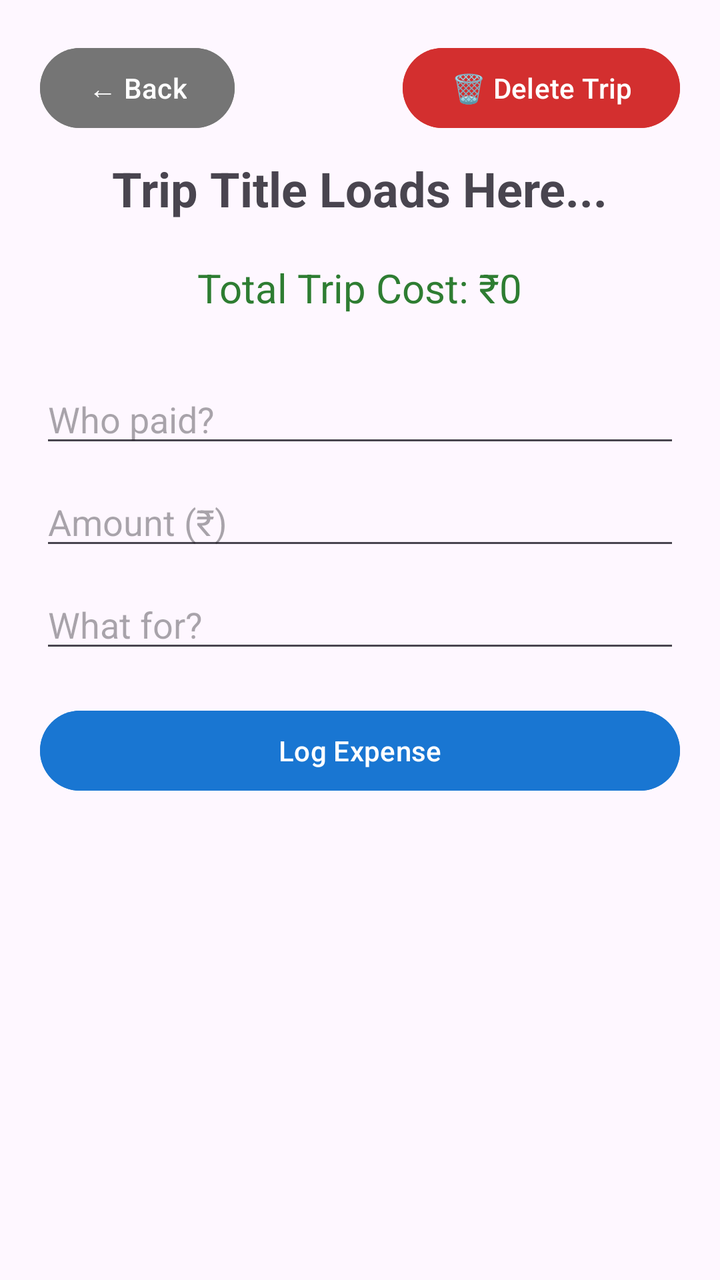
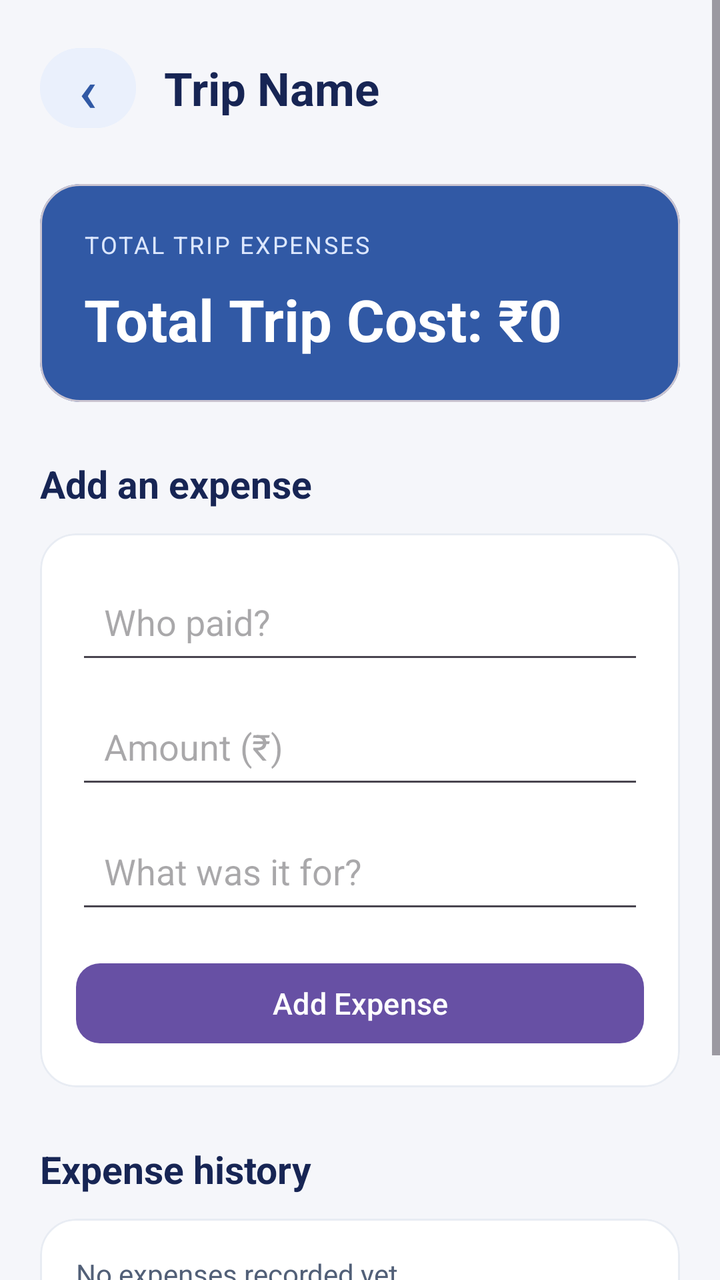

Before-and-after screenshots of an Android layout around one commit, followed by the original layout XML and the change that was made.
<!-- AndroidManifest.xml: application theme Theme.SplitTrip -->
<!-- res/layout/activity_main.xml -->
<?xml version="1.0" encoding="utf-8"?>
<LinearLayout xmlns:android="http://schemas.android.com/apk/res/android"
    android:layout_width="match_parent"
    android:layout_height="match_parent"
    android:orientation="vertical"
    android:padding="20dp"
    android:gravity="center_horizontal">

    
    <LinearLayout
        android:layout_width="match_parent"
        android:layout_height="wrap_content"
        android:orientation="horizontal"
        android:layout_marginBottom="10dp">

        <Button
            android:id="@+id/backButton"
            android:layout_width="wrap_content"
            android:layout_height="wrap_content"
            android:text="← Back"
            android:backgroundTint="#757575"/>

        
        <View
            android:layout_width="0dp"
            android:layout_height="0dp"
            android:layout_weight="1"/>

        <Button
            android:id="@+id/deleteTripButton"
            android:layout_width="wrap_content"
            android:layout_height="wrap_content"
            android:text="🗑️ Delete Trip"
            android:backgroundTint="#D32F2F"
            android:textColor="#FFFFFF"/>
    </LinearLayout>

    <TextView
        android:id="@+id/tripTitleText"
        android:layout_width="wrap_content"
        android:layout_height="wrap_content"
        android:text="Trip Title Loads Here..."
        android:textSize="24sp"
        android:textStyle="bold"
        android:layout_marginBottom="20dp"/>

    <TextView
        android:id="@+id/totalSpentText"
        android:layout_width="wrap_content"
        android:layout_height="wrap_content"
        android:text="Total Trip Cost: ₹0"
        android:textSize="20sp"
        android:textColor="#2E7D32"
        android:layout_marginBottom="30dp"/>

    <EditText
        android:id="@+id/payerInput"
        android:layout_width="match_parent"
        android:layout_height="wrap_content"
        android:hint="Who paid?"
        android:layout_marginBottom="10dp"/>

    <EditText
        android:id="@+id/amountInput"
        android:layout_width="match_parent"
        android:layout_height="wrap_content"
        android:hint="Amount (₹)"
        android:inputType="numberDecimal"
        android:layout_marginBottom="10dp"/>

    <EditText
        android:id="@+id/descInput"
        android:layout_width="match_parent"
        android:layout_height="wrap_content"
        android:hint="What for?"
        android:layout_marginBottom="20dp"/>

    <Button
        android:id="@+id/addExpenseButton"
        android:layout_width="match_parent"
        android:layout_height="wrap_content"
        android:text="Log Expense"
        android:backgroundTint="#1976D2"/>

    <ScrollView
        android:layout_width="match_parent"
        android:layout_height="0dp"
        android:layout_weight="1"
        android:layout_marginTop="20dp">

        <TextView
            android:id="@+id/expenseLogText"
            android:layout_width="match_parent"
            android:layout_height="wrap_content"
            android:textSize="16sp"/>
    </ScrollView>
</LinearLayout>
<!-- resources referenced by this layout -->
<resources>
  <style name="Theme.SplitTrip" parent="Base.Theme.SplitTrip" />
  <style name="Base.Theme.SplitTrip" parent="Theme.Material3.DayNight.NoActionBar">
          
          
      </style>
</resources>

<!-- the commit's change to res/layout/activity_main.xml (unified diff, before → after) -->
@@ -1,97 +1,203 @@
 <?xml version="1.0" encoding="utf-8"?>
-<LinearLayout xmlns:android="http://schemas.android.com/apk/res/android"
+<ScrollView
+    xmlns:android="http://schemas.android.com/apk/res/android"
+    xmlns:app="http://schemas.android.com/apk/res-auto"
     android:layout_width="match_parent"
     android:layout_height="match_parent"
-    android:orientation="vertical"
-    android:padding="20dp"
-    android:gravity="center_horizontal">
-
-    
+    android:background="#F5F6FA"
+    android:fillViewport="true">
+
     <LinearLayout
         android:layout_width="match_parent"
         android:layout_height="wrap_content"
-        android:orientation="horizontal"
-        android:layout_marginBottom="10dp">
-
-        <Button
-            android:id="@+id/backButton"
-            android:layout_width="wrap_content"
-            android:layout_height="wrap_content"
-            android:text="← Back"
-            android:backgroundTint="#757575"/>
-
-        
-        <View
-            android:layout_width="0dp"
-            android:layout_height="0dp"
-            android:layout_weight="1"/>
-
-        <Button
+        android:orientation="vertical"
+        android:padding="20dp">
+
+        
+        <LinearLayout
+            android:layout_width="match_parent"
+            android:layout_height="wrap_content"
+            android:gravity="center_vertical"
+            android:orientation="horizontal"
+            android:layout_marginBottom="24dp">
+
+            <Button
+                android:id="@+id/backButton"
+                android:layout_width="48dp"
+                android:layout_height="48dp"
+                android:minWidth="0dp"
+                android:minHeight="0dp"
+                android:text="‹"
+                android:textSize="30sp"
+                android:textColor="#3159A5"
+                android:backgroundTint="#EAF0FC"
+                android:padding="0dp" />
+
+            <TextView
+                android:id="@+id/tripTitleText"
+                android:layout_width="0dp"
+                android:layout_height="wrap_content"
+                android:layout_weight="1"
+                android:layout_marginStart="14dp"
+                android:text="Trip Name"
+                android:textSize="23sp"
+                android:textStyle="bold"
+                android:textColor="#172554"
+                android:maxLines="1"
+                android:ellipsize="end" />
+
+        </LinearLayout>
+
+        
+        <com.google.android.material.card.MaterialCardView
+            android:layout_width="match_parent"
+            android:layout_height="wrap_content"
+            app:cardCornerRadius="20dp"
+            app:cardElevation="0dp"
+            app:cardBackgroundColor="#3159A5">
+
+            <LinearLayout
+                android:layout_width="match_parent"
+                android:layout_height="wrap_content"
+                android:orientation="vertical"
+                android:padding="22dp">
+
+                <TextView
+                    android:layout_width="wrap_content"
+                    android:layout_height="wrap_content"
+                    android:text="TOTAL TRIP EXPENSES"
+                    android:textColor="#DCE7FF"
+                    android:textSize="12sp"
+                    android:letterSpacing="0.08" />
+
+                <TextView
+                    android:id="@+id/totalSpentText"
+                    android:layout_width="match_parent"
+                    android:layout_height="wrap_content"
+                    android:text="Total Trip Cost: ₹0"
+                    android:textColor="#FFFFFF"
+                    android:textSize="29sp"
+                    android:textStyle="bold"
+                    android:layout_marginTop="10dp" />
+
+            </LinearLayout>
+
+        </com.google.android.material.card.MaterialCardView>
+
+        
+        <TextView
+            android:layout_width="match_parent"
+            android:layout_height="wrap_content"
+            android:text="Add an expense"
+            android:textColor="#172554"
+            android:textSize="19sp"
+            android:textStyle="bold"
+            android:layout_marginTop="28dp"
+            android:layout_marginBottom="12dp" />
+
+        <com.google.android.material.card.MaterialCardView
+            android:layout_width="match_parent"
+            android:layout_height="wrap_content"
+            app:cardCornerRadius="18dp"
+            app:cardElevation="0dp"
+            app:strokeWidth="1dp"
+            app:strokeColor="#E8ECF3"
+            app:cardBackgroundColor="#FFFFFF">
+
+            <LinearLayout
+                android:layout_width="match_parent"
+                android:layout_height="wrap_content"
+                android:orientation="vertical"
+                android:padding="18dp">
+
+                <EditText
+                    android:id="@+id/payerInput"
+                    android:layout_width="match_parent"
+                    android:layout_height="wrap_content"
+                    android:hint="Who paid?"
+                    android:singleLine="true"
+                    android:inputType="textCapWords"
+                    android:padding="14dp" />
+
+                <EditText
+                    android:id="@+id/amountInput"
+                    android:layout_width="match_parent"
+                    android:layout_height="wrap_content"
+                    android:hint="Amount (₹)"
+                    android:singleLine="true"
+                    android:inputType="numberDecimal"
+                    android:layout_marginTop="10dp"
+                    android:padding="14dp" />
+
+                <EditText
+                    android:id="@+id/descInput"
+                    android:layout_width="match_parent"
+                    android:layout_height="wrap_content"
+                    android:hint="What was it for?"
+                    android:singleLine="true"
+                    android:inputType="textCapSentences"
+                    android:layout_marginTop="10dp"
+                    android:padding="14dp" />
+
+                <com.google.android.material.button.MaterialButton
+                    android:id="@+id/addExpenseButton"
+                    android:layout_width="match_parent"
+                    android:layout_height="wrap_content"
+                    android:text="Add Expense"
+                    android:textAllCaps="false"
+                    android:textSize="15sp"
+                    android:layout_marginTop="16dp"
+                    app:cornerRadius="12dp" />
+
+            </LinearLayout>
+
+        </com.google.android.material.card.MaterialCardView>
+
+        
+        <TextView
+            android:layout_width="match_parent"
+            android:layout_height="wrap_content"
+            android:text="Expense history"
+            android:textColor="#172554"
+            android:textSize="19sp"
+            android:textStyle="bold"
+            android:layout_marginTop="28dp"
+            android:layout_marginBottom="12dp" />
+
+        <com.google.android.material.card.MaterialCardView
+            android:layout_width="match_parent"
+            android:layout_height="wrap_content"
+            app:cardCornerRadius="18dp"
+            app:cardElevation="0dp"
+            app:strokeWidth="1dp"
+            app:strokeColor="#E8ECF3"
+            app:cardBackgroundColor="#FFFFFF">
+
+            <TextView
+                android:id="@+id/expenseLogText"
+                android:layout_width="match_parent"
+                android:layout_height="wrap_content"
+                android:text="No expenses recorded yet."
+                android:textColor="#526078"
+                android:textSize="14sp"
+                android:padding="18dp"
+                android:lineSpacingExtra="6dp" />
+
+        </com.google.android.material.card.MaterialCardView>
+
+        
+        <com.google.android.material.button.MaterialButton
             android:id="@+id/deleteTripButton"
-            android:layout_width="wrap_content"
-            android:layout_height="wrap_content"
-            android:text="🗑️ Delete Trip"
-            android:backgroundTint="#D32F2F"
-            android:textColor="#FFFFFF"/>
+            android:layout_width="match_parent"
+            android:layout_height="wrap_content"
+            android:text="Delete Trip"
+            android:textAllCaps="false"
+            android:textColor="#C62828"
+            android:layout_marginTop="24dp"
+            android:layout_marginBottom="20dp"
+            app:backgroundTint="#FCEAEA"
+            app:cornerRadius="12dp" />
+
     </LinearLayout>
 
-    <TextView
-        android:id="@+id/tripTitleText"
-        android:layout_width="wrap_content"
-        android:layout_height="wrap_content"
-        android:text="Trip Title Loads Here..."
-        android:textSize="24sp"
-        android:textStyle="bold"
-        android:layout_marginBottom="20dp"/>
-
-    <TextView
-        android:id="@+id/totalSpentText"
-        android:layout_width="wrap_content"
-        android:layout_height="wrap_content"
-        android:text="Total Trip Cost: ₹0"
-        android:textSize="20sp"
-        android:textColor="#2E7D32"
-        android:layout_marginBottom="30dp"/>
-
-    <EditText
-        android:id="@+id/payerInput"
-        android:layout_width="match_parent"
-        android:layout_height="wrap_content"
-        android:hint="Who paid?"
-        android:layout_marginBottom="10dp"/>
-
-    <EditText
-        android:id="@+id/amountInput"
-        android:layout_width="match_parent"
-        android:layout_height="wrap_content"
-        android:hint="Amount (₹)"
-        android:inputType="numberDecimal"
-        android:layout_marginBottom="10dp"/>
-
-    <EditText
-        android:id="@+id/descInput"
-        android:layout_width="match_parent"
-        android:layout_height="wrap_content"
-        android:hint="What for?"
-        android:layout_marginBottom="20dp"/>
-
-    <Button
-        android:id="@+id/addExpenseButton"
-        android:layout_width="match_parent"
-        android:layout_height="wrap_content"
-        android:text="Log Expense"
-        android:backgroundTint="#1976D2"/>
-
-    <ScrollView
-        android:layout_width="match_parent"
-        android:layout_height="0dp"
-        android:layout_weight="1"
-        android:layout_marginTop="20dp">
-
-        <TextView
-            android:id="@+id/expenseLogText"
-            android:layout_width="match_parent"
-            android:layout_height="wrap_content"
-            android:textSize="16sp"/>
-    </ScrollView>
-</LinearLayout>
+</ScrollView>
